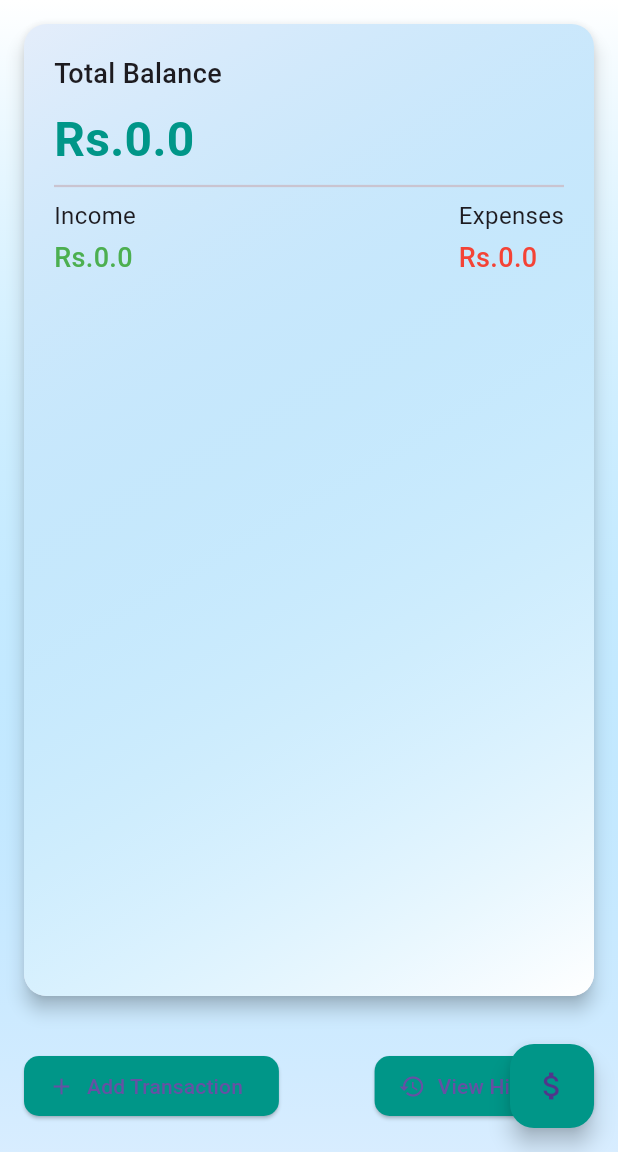
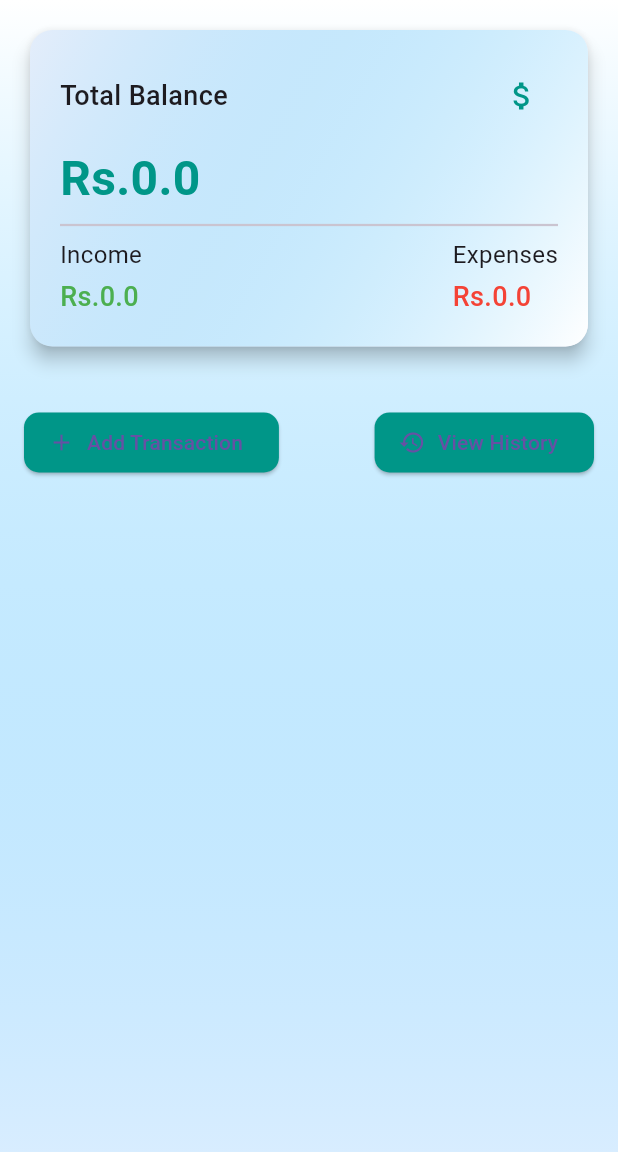
Before and after one commit to RensithUdara/personal_finance_tracker, a Flutter app: the screen it shows after launch, on a phone screen of 412 x 824 dp, the part 84-1236 px from its top. Run offline on Flutter 3.47's test engine with Material 3 defaults, Android fonts, the phone set to English and light mode, and no system bars.

Commit message:
Button Error Fix

```diff
--- a/lib/screens/home_screen.dart
+++ b/lib/screens/home_screen.dart
@@ -57,7 +57,6 @@ class _HomeScreenState extends State<HomeScreen> {
     return Scaffold(
       appBar: AppBar(
         title: Text('Personal Finance Tracker'),
-        backgroundColor: Colors.teal,
         flexibleSpace: Container(
           decoration: BoxDecoration(
             gradient: LinearGradient(
@@ -79,36 +78,18 @@ class _HomeScreenState extends State<HomeScreen> {
         ),
         child: Column(
           children: [
-            Expanded(child: _buildSummaryCard()),
+            _buildSummaryCard(),  // Changed from Expanded to a direct call
             _buildQuickActions(context),
           ],
         ),
-      ),
-      floatingActionButton: FloatingActionButton(
-        onPressed: () async {
-          try {
-            final double? result = await Navigator.push(
-              context,
-              MaterialPageRoute(
-                builder: (context) => SetBudgetScreen(),
-              ),
-            );
-            if (result != null) {
-              _setBudget(result);
-            }
-          } catch (e) {
-            print("Error setting budget: $e");
-          }
-        },
-        child: Icon(Icons.attach_money),
-        backgroundColor: Colors.teal,
       ),
     );
   }
 
   Widget _buildSummaryCard() {
-    return Card(
-      margin: EdgeInsets.all(16.0),
+    return Padding(
+      padding: EdgeInsets.all(16.0),
+      child: Card(
         shape: RoundedRectangleBorder(
           borderRadius: BorderRadius.circular(15.0),
         ),
@@ -127,9 +108,33 @@ class _HomeScreenState extends State<HomeScreen> {
             child: Column(
               crossAxisAlignment: CrossAxisAlignment.start,
               children: [
+                Row(
+                  mainAxisAlignment: MainAxisAlignment.spaceBetween,
+                  children: [
                     Text(
                       'Total Balance',
                       style: TextStyle(fontSize: 18.0, fontWeight: FontWeight.w500),
+                    ),
+                    IconButton(
+                      icon: Icon(Icons.attach_money),
+                      color: Colors.teal,
+                      onPressed: () async {
+                        try {
+                          final double? result = await Navigator.push(
+                            context,
+                            MaterialPageRoute(
+                              builder: (context) => SetBudgetScreen(),
+                            ),
+                          );
+                          if (result != null) {
+                            _setBudget(result);
+                          }
+                        } catch (e) {
+                          print("Error setting budget: $e");
+                        }
+                      },
+                    ),
+                  ],
                 ),
                 SizedBox(height: 8.0),
                 Text(
@@ -177,6 +182,7 @@ class _HomeScreenState extends State<HomeScreen> {
                   ],
                 ),
               ],
+            ),
           ),
         ),
       ),
```
Lines whose indentation alone changed are shown as unchanged.
